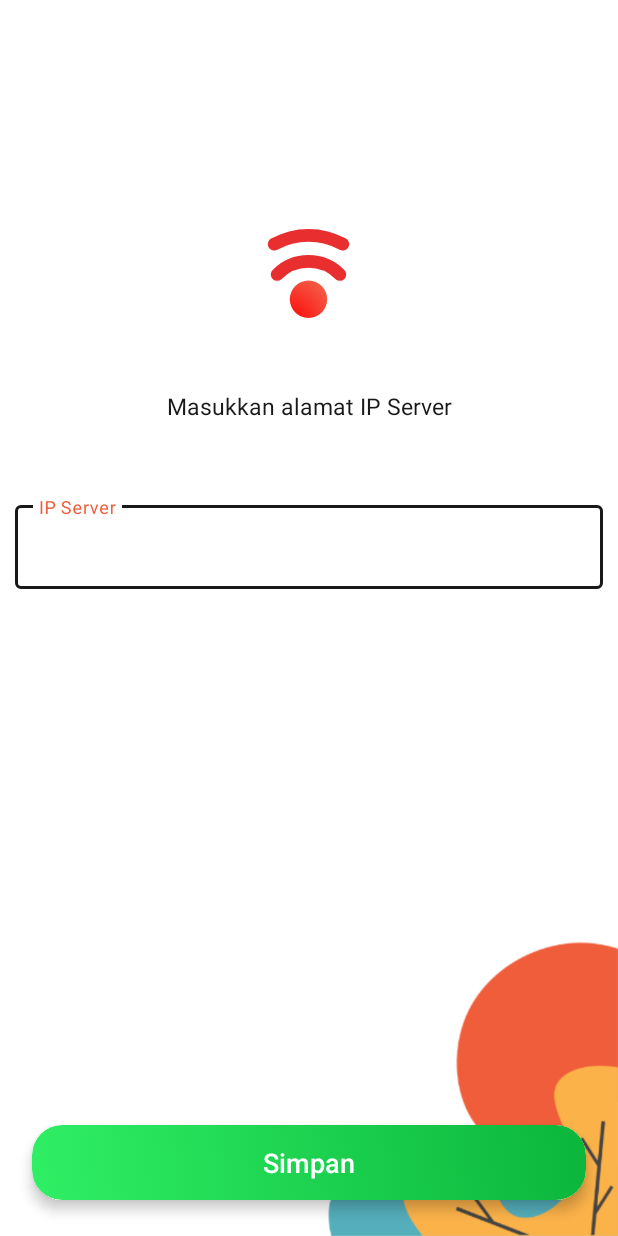
After one commit to windy29official/User-Vending-RFID, an Android app: the inputJaeingan screen opened directly, with no data from a screen before it, on a phone screen of 412 x 824 dp. The commit adds this screen. Run offline under Robolectric (Android 15) with nearby library versions, the phone set to English and light mode, and no system bars; libraries missing offline, so code that uses them is left out: com.androidnetworking, com.androidnetworking.common, com.androidnetworking.error, com.androidnetworking.interfaces.

Commit message:
08/03/2021

```diff
--- a/app/src/main/AndroidManifest.xml
+++ b/app/src/main/AndroidManifest.xml
@@ -16,9 +16,11 @@
         android:theme="@style/Theme.UserVending"
         android:usesCleartextTraffic="true"
         tools:targetApi="m">
+        <activity android:name=".inputJaeingan"></activity>
         <activity android:name=".Splashscreen">
             <intent-filter>
                 <action android:name="android.intent.action.MAIN" />
+
                 <category android:name="android.intent.category.LAUNCHER" />
             </intent-filter>
         </activity>
--- a/app/src/main/java/com/windypermadi/uservending/Config.java
+++ /dev/null
@@ -1,5 +0,0 @@
-package com.windypermadi.uservending;
-
-public class Config {
-    public static String HOST = "http://rfid.windypermadi.com/api/";
-}
--- a/app/src/main/java/com/windypermadi/uservending/MainActivity.java
+++ b/app/src/main/java/com/windypermadi/uservending/MainActivity.java
@@ -46,7 +46,7 @@ public class MainActivity extends AppCompatActivity {
 
     private void InkuiriScan(String kode_tiket) {
         customProgress.showProgress(MainActivity.this, false);
-        AndroidNetworking.get(Config.HOST + "member.php")
+        AndroidNetworking.get(inputJaeingan.ipjaringan + "member.php")
                 .addQueryParameter("TAG", "lihat")
                 .addQueryParameter("kode_rfid", kode_tiket)
                 .setPriority(Priority.MEDIUM)
--- a/app/src/main/java/com/windypermadi/uservending/RiwayatTransaksi.java
+++ b/app/src/main/java/com/windypermadi/uservending/RiwayatTransaksi.java
@@ -54,7 +54,7 @@ public class RiwayatTransaksi extends AppCompatActivity {
     private void LoadData() {
         customProgress.showProgress(RiwayatTransaksi.this, false);
         RiwayatModel.clear();
-        AndroidNetworking.get(Config.HOST + "riwayat_pembelian.php")
+        AndroidNetworking.get(inputJaeingan.ipjaringan + "riwayat_pembelian.php")
                 .addQueryParameter("TAG", "lihat")
                 .addQueryParameter("kode_rfid", id_tiket)
                 .setPriority(Priority.MEDIUM)
--- /dev/null
+++ b/app/src/main/java/com/windypermadi/uservending/inputJaeingan.java
@@ -0,0 +1,100 @@
+package com.windypermadi.uservending;
+
+import androidx.appcompat.app.AlertDialog;
+import androidx.appcompat.app.AppCompatActivity;
+
+import android.annotation.SuppressLint;
+import android.content.Intent;
+import android.os.Bundle;
+import android.view.LayoutInflater;
+import android.view.View;
+import android.widget.EditText;
+import android.widget.TextView;
+
+import com.androidnetworking.AndroidNetworking;
+import com.androidnetworking.common.Priority;
+import com.androidnetworking.error.ANError;
+import com.androidnetworking.interfaces.JSONObjectRequestListener;
+
+import org.json.JSONException;
+import org.json.JSONObject;
+
+public class inputJaeingan extends AppCompatActivity {
+    CustomProgressbar customProgress = CustomProgressbar.getInstance();
+    private EditText et_ip;
+    String ipjaringan_address;
+    static String ipjaringan;
+
+    @Override
+    protected void onCreate(Bundle savedInstanceState) {
+        super.onCreate(savedInstanceState);
+        setContentView(R.layout.activity_input_jaeingan);
+        et_ip = findViewById(R.id.et_ip);
+        findViewById(R.id.text_simpan).setOnClickListener(view -> {
+            cekip(et_ip.getText().toString().trim());
+        });
+    }
+
+    private void cekip(String ip) {
+        customProgress.showProgress(this, false);
+        AndroidNetworking.post("http://" + ip + "/rfid_finding/api/cekip.php")
+                .setPriority(Priority.MEDIUM)
+                .build()
+                .getAsJSONObject(new JSONObjectRequestListener() {
+                    @Override
+                    public void onResponse(JSONObject response) {
+                        ipjaringan_address = response.optString("ip_address");
+                        ipjaringan = "http://" + response.optString("ip_address") + "/rfid_finding/api/";
+                        popupBerhasil(response.optString("pesan"));
+                    }
+
+                    @Override
+                    public void onError(ANError error) {
+                        if (error.getErrorCode() == 400) {
+                            try {
+                                JSONObject body = new JSONObject(error.getErrorBody());
+                                popupPeringatan(body.optString("pesan"));
+                            } catch (JSONException ignored) {
+                            }
+                        } else {
+                            popupPeringatan("IP Jaringan yang kamu masukkan salah. Mohon periksa lagi.");
+                        }
+                    }
+                });
+    }
+
+    private void popupBerhasil(String isi) {
+        customProgress.hideProgress();
+        final AlertDialog.Builder dialogBuilder = new AlertDialog.Builder(inputJaeingan.this);
+        LayoutInflater inflater = getLayoutInflater();
+        @SuppressLint("InflateParams") final View dialogView = inflater.inflate(R.layout.model_popoup_berhasil, null);
+        dialogBuilder.setView(dialogView);
+        dialogBuilder.setCancelable(false);
+        final AlertDialog alertDialog = dialogBuilder.create();
+        TextView keterangan = dialogView.findViewById(R.id.keterangan);
+        keterangan.setText(isi);
+        dialogView.findViewById(R.id.btnLogin).setOnClickListener(v -> {
+            Intent i = new Intent(inputJaeingan.this, MainActivity.class);
+            startActivity(i);
+            finish();
+            alertDialog.dismiss();
+        });
+        alertDialog.show();
+    }
+
+    private void popupPeringatan(String isi) {
+        customProgress.hideProgress();
+        final android.app.AlertDialog.Builder dialogBuilder = new android.app.AlertDialog.Builder(inputJaeingan.this);
+        LayoutInflater inflater = getLayoutInflater();
+        @SuppressLint("InflateParams") final View dialogView = inflater.inflate(R.layout.model_popup_error_pengambilan_data, null);
+        dialogBuilder.setView(dialogView);
+        dialogBuilder.setCancelable(false);
+        final android.app.AlertDialog alertDialog = dialogBuilder.create();
+        TextView keterangan = dialogView.findViewById(R.id.keterangan);
+        keterangan.setText(isi);
+        dialogView.findViewById(R.id.ok).setOnClickListener(v -> {
+            alertDialog.dismiss();
+        });
+        alertDialog.show();
+    }
+}
--- /dev/null
+++ b/app/src/main/res/layout/activity_input_jaeingan.xml
@@ -0,0 +1,93 @@
+<?xml version="1.0" encoding="utf-8"?>
+<RelativeLayout xmlns:android="http://schemas.android.com/apk/res/android"
+    xmlns:app="http://schemas.android.com/apk/res-auto"
+    xmlns:tools="http://schemas.android.com/tools"
+    android:layout_width="match_parent"
+    android:layout_height="match_parent"
+    tools:context=".inputJaeingan">
+
+    <ImageView
+        android:layout_alignParentEnd="true"
+        android:layout_alignParentBottom="true"
+        android:layout_width="200dp"
+        android:layout_height="200dp"
+        android:scaleType="fitXY"
+        android:src="@drawable/footer"/>
+
+    <LinearLayout
+        android:layout_marginTop="100dp"
+        android:layout_width="match_parent"
+        android:layout_height="wrap_content"
+        android:orientation="vertical">
+
+        <com.airbnb.lottie.LottieAnimationView
+            android:layout_width="150dp"
+            android:layout_height="150dp"
+            android:layout_marginBottom="10dp"
+            android:layout_gravity="center"
+            android:padding="20dp"
+            app:lottie_autoPlay="true"
+            app:lottie_loop="true"
+            app:lottie_rawRes="@raw/anim_wifi" />
+
+        <TextView
+            android:layout_width="match_parent"
+            android:layout_height="wrap_content"
+            android:fontFamily="sans-serif"
+            android:gravity="center"
+            android:text="Masukkan alamat IP Server"
+            android:textColor="@color/black"
+            android:layout_marginBottom="50dp"
+            android:textSize="@dimen/fontsize15"
+            tools:ignore="HardcodedText" />
+
+        <com.google.android.material.textfield.TextInputLayout
+            style="@style/Widget.MaterialComponents.TextInputLayout.OutlinedBox"
+            android:layout_width="match_parent"
+            android:layout_height="wrap_content"
+            android:layout_marginStart="10dp"
+            android:layout_marginEnd="10dp"
+            android:layout_marginBottom="10dp"
+            android:hint="IP Server"
+            android:textColorHint="@color/black"
+            app:boxStrokeColor="@color/black"
+            tools:ignore="HardcodedText">
+
+            <EditText
+                android:id="@+id/et_ip"
+                android:layout_width="match_parent"
+                android:layout_height="match_parent"
+                android:backgroundTint="@color/black"
+                android:inputType="text"
+                android:maxLines="1"
+                android:textColor="@color/black"
+                android:textSize="@dimen/fontsize15"
+                tools:ignore="Autofill,HardcodedText,LabelFor,UnusedAttribute" />
+        </com.google.android.material.textfield.TextInputLayout>
+    </LinearLayout>
+
+    <androidx.cardview.widget.CardView
+        android:id="@+id/text_simpan"
+        android:layout_alignParentBottom="true"
+        android:layout_width="match_parent"
+        android:layout_height="wrap_content"
+        android:layout_margin="10dp"
+        app:cardBackgroundColor="@color/white"
+        app:cardCornerRadius="20dp"
+        app:cardElevation="5dp"
+        app:cardUseCompatPadding="true"
+        tools:ignore="MissingConstraints">
+
+        <TextView
+            android:layout_width="match_parent"
+            android:layout_height="50dp"
+            android:background="@drawable/btn_green"
+            android:fontFamily="sans-serif-medium"
+            android:gravity="center"
+            android:text="Simpan"
+            android:textColor="@color/white"
+            android:textSize="@dimen/fontsize18"
+            tools:ignore="HardcodedText" />
+    </androidx.cardview.widget.CardView>
+
+</RelativeLayout>
```
Also changed, not shown: app/src/main/res/layout/model_popoup_berhasil.xml (added, +82 -0 lines), app/src/main/res/raw/anim_wifi.json (added, +1 -0 lines).
